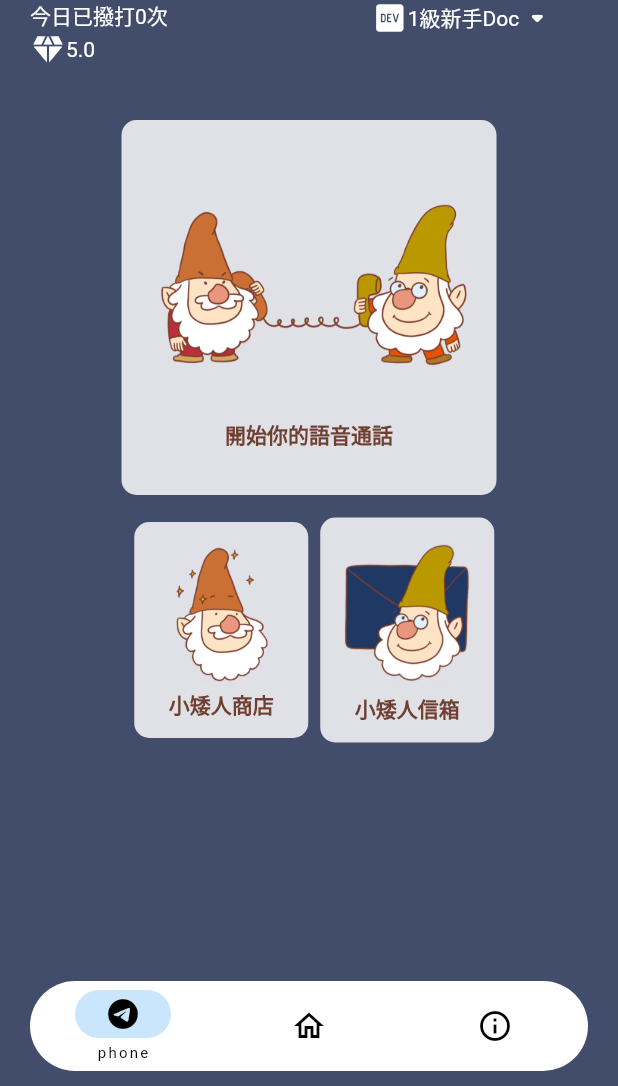
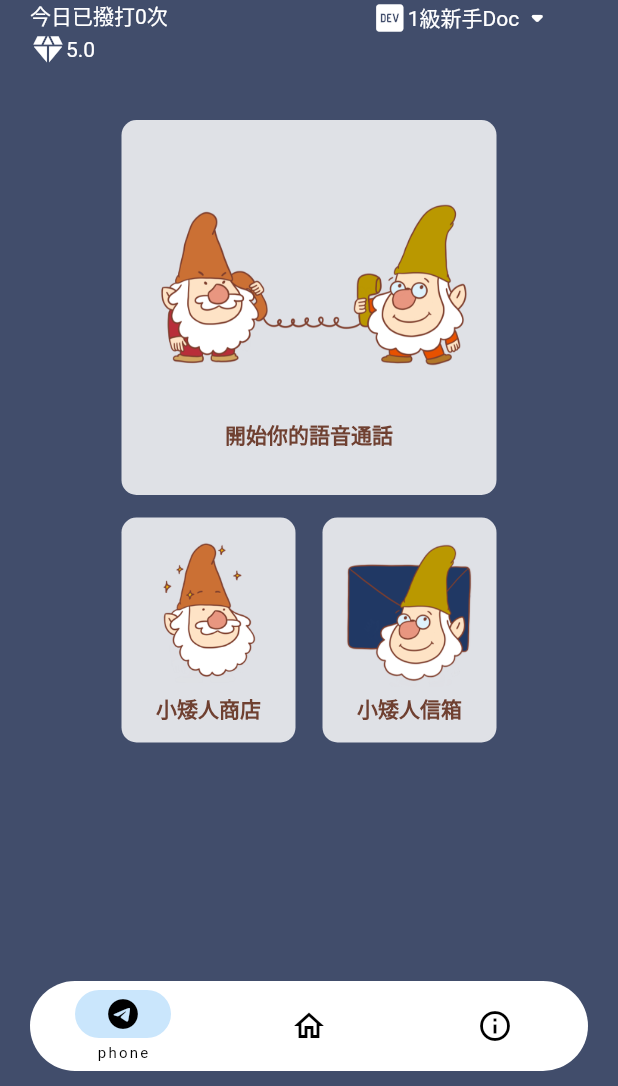
Before and after one commit to william967945/grumpy_doc_app, a Flutter app: the screen it shows after launch, on a phone screen of 412 x 824 dp, the part 150-1236 px from its top. Run offline on Flutter 3.47's test engine with Material 2 defaults, Android fonts, the phone set to English and light mode, and no system bars; our stand-ins replace get, google_fonts, permission_handler; missing offline and left inert: agora_rtc_engine.

Commit message:
revise textbutton padding issue

```diff
--- a/lib/pages/home/local_widgets/btn_mail.dart
+++ b/lib/pages/home/local_widgets/btn_mail.dart
@@ -1,4 +1,3 @@
-
 import 'package:flutter/material.dart';
 import 'package:test_project/utils/colors.dart';
 
@@ -10,7 +9,12 @@ class MainBtnMail extends StatelessWidget {
   @override
   Widget build(BuildContext context) {
     return Padding(
-      padding: const EdgeInsets.only(right:1.0),
+      padding: const EdgeInsets.only(left:18.0),
+      child: TextButton(
+        style: TextButton.styleFrom(padding: EdgeInsets.zero),
+        onPressed: () {
+          print("this is mail!");
+        },
         child: Stack(
             fit: StackFit.loose,
             alignment: AlignmentDirectional.center,
@@ -20,7 +24,7 @@ class MainBtnMail extends StatelessWidget {
                 width: 116,
                 decoration: BoxDecoration(
                     color: homePageButtonColor,
-                borderRadius: BorderRadius.circular(10.0)) ,
+                    borderRadius: BorderRadius.circular(10.0)),
               ),
               Positioned(
                 top: 10,
@@ -35,9 +39,12 @@ class MainBtnMail extends StatelessWidget {
                 bottom: 12,
                 child: Text(
                   "小矮人信箱",
-                style: TextStyle(color: Color(0xFF6F4031),fontWeight: FontWeight.bold),
-                ),)
+                  style: TextStyle(
+                      color: Color(0xFF6F4031), fontWeight: FontWeight.bold),
+                ),
+              )
             ]),
+      ),
     );
   }
 }
--- a/lib/pages/home/local_widgets/btn_mainCall.dart
+++ b/lib/pages/home/local_widgets/btn_mainCall.dart
@@ -16,6 +16,7 @@ class MainbtnCall extends StatelessWidget {
   @override
   Widget build(BuildContext context) {
     return TextButton(
+      style: TextButton.styleFrom(padding: EdgeInsets.zero),
       onPressed: () {
         print("Go to choose_gd.dart");
         c.pageChange(ChooseGDBtn());
--- a/lib/pages/home/local_widgets/btn_shop.dart
+++ b/lib/pages/home/local_widgets/btn_shop.dart
@@ -16,6 +16,8 @@ class MainBtnShop extends StatelessWidget {
   @override
   Widget build(BuildContext context) {
     return TextButton(
+            style: TextButton.styleFrom(padding: EdgeInsets.zero),
+
       onPressed: () {
         print("Go to shop.dart");
         c.pageChange(Shop());
```
Also changed, not shown: lib/pages/choosingPage/local_widgets/btn_Doc.dart (+4 -6 lines), lib/pages/choosingPage/local_widgets/btn_Grumpy.dart (+4 -5 lines), lib/pages/shoppingPage/grid_GrumpyCharacter.dart (+25 -17 lines), lib/pages/shoppingPage/shop.dart (+8 -6 lines), assets/images/基本Grumpy.png (added). Lines whose indentation alone changed are shown as unchanged.
